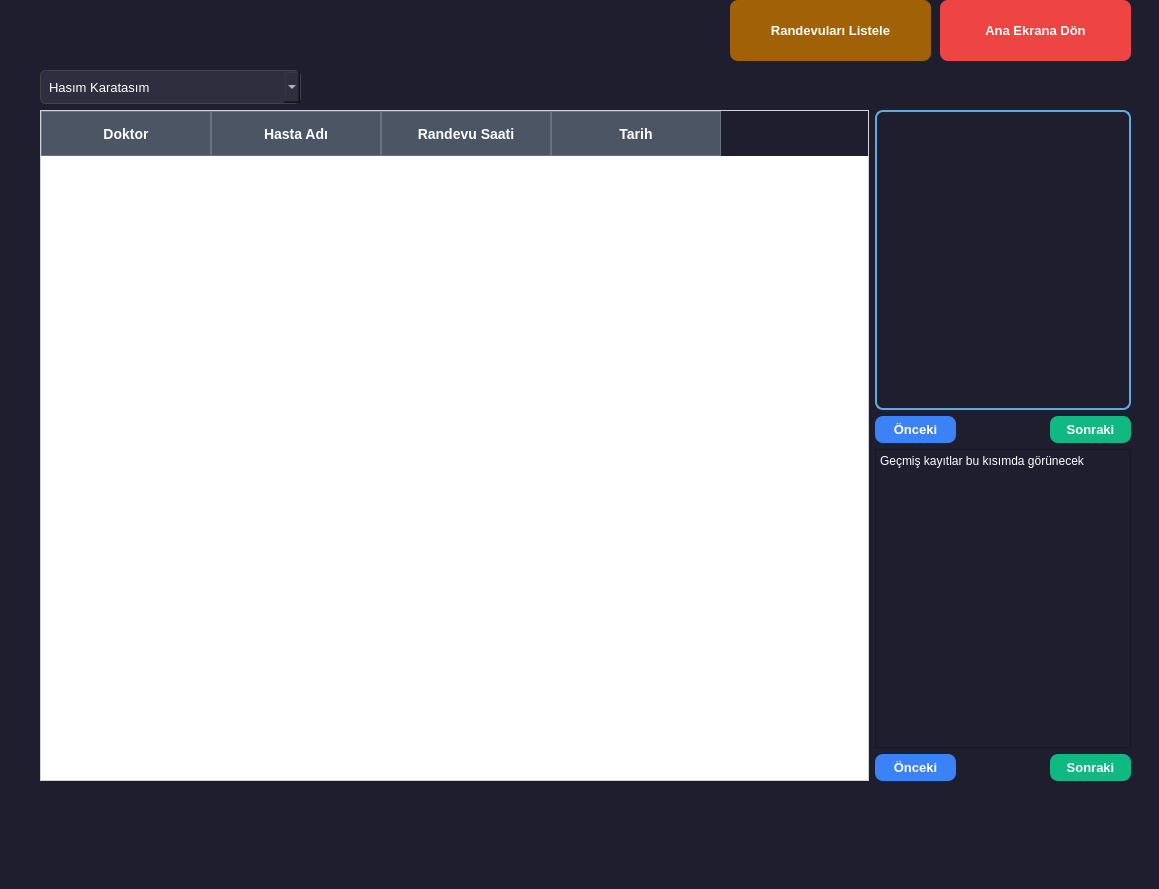
The window that src/randevular.ui (vy-randevu-yonetim-sistemi/randevu-yonetim-sistemi) describes before a commit, drawn with Qt 5.
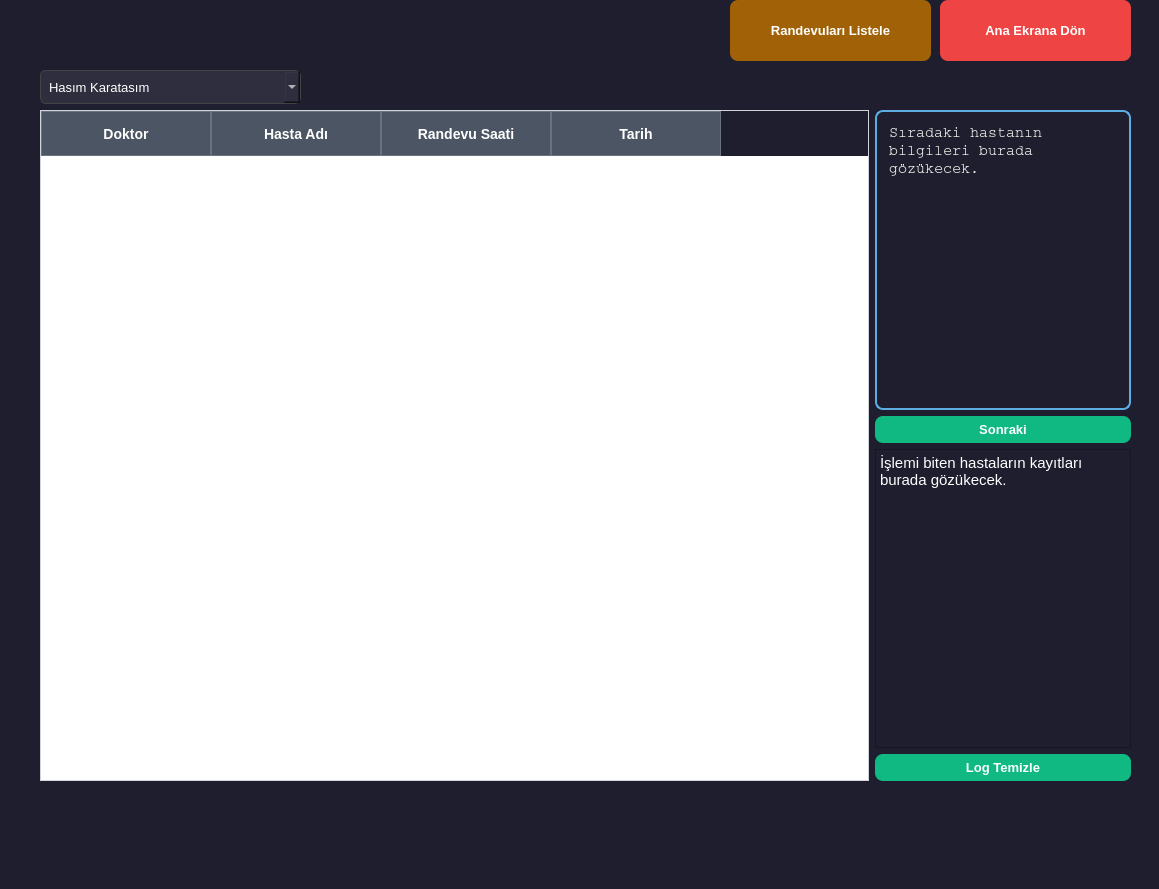
The same window after the commit.

```diff
--- a/src/randevular.ui
+++ b/src/randevular.ui
@@ -39,27 +39,6 @@
      </rect>
     </property>
     <layout class="QGridLayout" name="gridLayout">
-     <item row="1" column="1">
-      <widget class="QPushButton" name="btnUstOnceki">
-       <property name="styleSheet">
-        <string notr="true">QPushButton {
-    background-color: #3b82f6;
-    color: white;
-    font-weight: bold;
-    border: none;
-    border-radius: 8px;
-    padding: 6px 12px;
-}
-
-QPushButton:hover {
-    background-color: #2563eb;
-}</string>
-       </property>
-       <property name="text">
-        <string>Önceki</string>
-       </property>
-      </widget>
-     </item>
      <item row="0" column="1" colspan="3">
       <widget class="QTextEdit" name="textEdit">
        <property name="font">
@@ -93,28 +72,7 @@
 li.unchecked::marker { content: &quot;\2610&quot;; }
 li.checked::marker { content: &quot;\2612&quot;; }
 &lt;/style&gt;&lt;/head&gt;&lt;body style=&quot; font-family:'Consolas','Courier','monospace'; font-size:14px; font-weight:400; font-style:normal;&quot;&gt;
-&lt;p style=&quot;-qt-paragraph-type:empty; margin-top:0px; margin-bottom:0px; margin-left:0px; margin-right:0px; -qt-block-indent:0; text-indent:0px;&quot;&gt;&lt;br /&gt;&lt;/p&gt;&lt;/body&gt;&lt;/html&gt;</string>
-       </property>
-      </widget>
-     </item>
-     <item row="1" column="3">
-      <widget class="QPushButton" name="btnUstSonraki">
-       <property name="styleSheet">
-        <string notr="true">QPushButton {
-    background-color: #10b981; /* Yeşil tonu */
-    color: white;
-    font-weight: bold;
-    border: none;
-    border-radius: 8px;
-    padding: 6px 12px;
-}
-
-QPushButton:hover {
-    background-color: #059669;
-}</string>
-       </property>
-       <property name="text">
-        <string>Sonraki</string>
+&lt;p style=&quot; margin-top:0px; margin-bottom:0px; margin-left:0px; margin-right:0px; -qt-block-indent:0; text-indent:0px;&quot;&gt;&lt;span style=&quot; font-size:11pt;&quot;&gt;Sıradaki hastanın bilgileri burada gözükecek.&lt;/span&gt;&lt;/p&gt;&lt;/body&gt;&lt;/html&gt;</string>
        </property>
       </widget>
      </item>
@@ -234,15 +192,15 @@
 li.unchecked::marker { content: &quot;\2610&quot;; }
 li.checked::marker { content: &quot;\2612&quot;; }
 &lt;/style&gt;&lt;/head&gt;&lt;body style=&quot; font-family:'Segoe UI'; font-size:10pt; font-weight:400; font-style:normal;&quot;&gt;
-&lt;p style=&quot; margin-top:0px; margin-bottom:0px; margin-left:0px; margin-right:0px; -qt-block-indent:0; text-indent:0px;&quot;&gt;&lt;span style=&quot; font-size:9pt;&quot;&gt;Geçmiş kayıtlar bu kısımda görünecek&lt;/span&gt;&lt;/p&gt;&lt;/body&gt;&lt;/html&gt;</string>
+&lt;p style=&quot; margin-top:0px; margin-bottom:0px; margin-left:0px; margin-right:0px; -qt-block-indent:0; text-indent:0px;&quot;&gt;&lt;span style=&quot; font-size:11pt;&quot;&gt;İşlemi biten hastaların kayıtları burada gözükecek.&lt;/span&gt;&lt;/p&gt;&lt;/body&gt;&lt;/html&gt;</string>
        </property>
       </widget>
      </item>
-     <item row="3" column="1">
-      <widget class="QPushButton" name="btnAltOnceki">
+     <item row="1" column="1" colspan="3">
+      <widget class="QPushButton" name="btnUstSonraki">
        <property name="styleSheet">
         <string notr="true">QPushButton {
-    background-color: #3b82f6;
+    background-color: #10b981; /* Yeşil tonu */
     color: white;
     font-weight: bold;
     border: none;
@@ -251,15 +209,15 @@
 }
 
 QPushButton:hover {
-    background-color: #2563eb;
+    background-color: #059669;
 }</string>
        </property>
        <property name="text">
-        <string>Önceki</string>
+        <string>Sonraki</string>
        </property>
       </widget>
      </item>
-     <item row="3" column="3">
+     <item row="3" column="1" colspan="3">
       <widget class="QPushButton" name="btnAltSonraki">
        <property name="styleSheet">
         <string notr="true">QPushButton {
@@ -276,7 +234,7 @@
 }</string>
        </property>
        <property name="text">
-        <string>Sonraki</string>
+        <string>Log Temizle</string>
        </property>
       </widget>
      </item>
```
